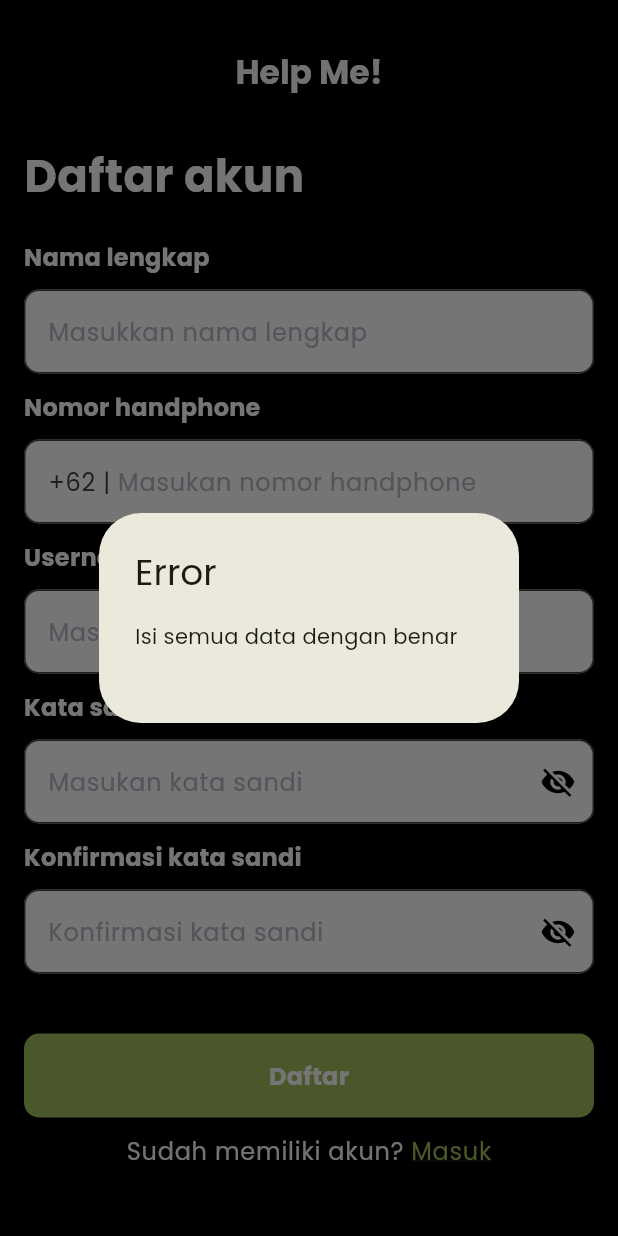
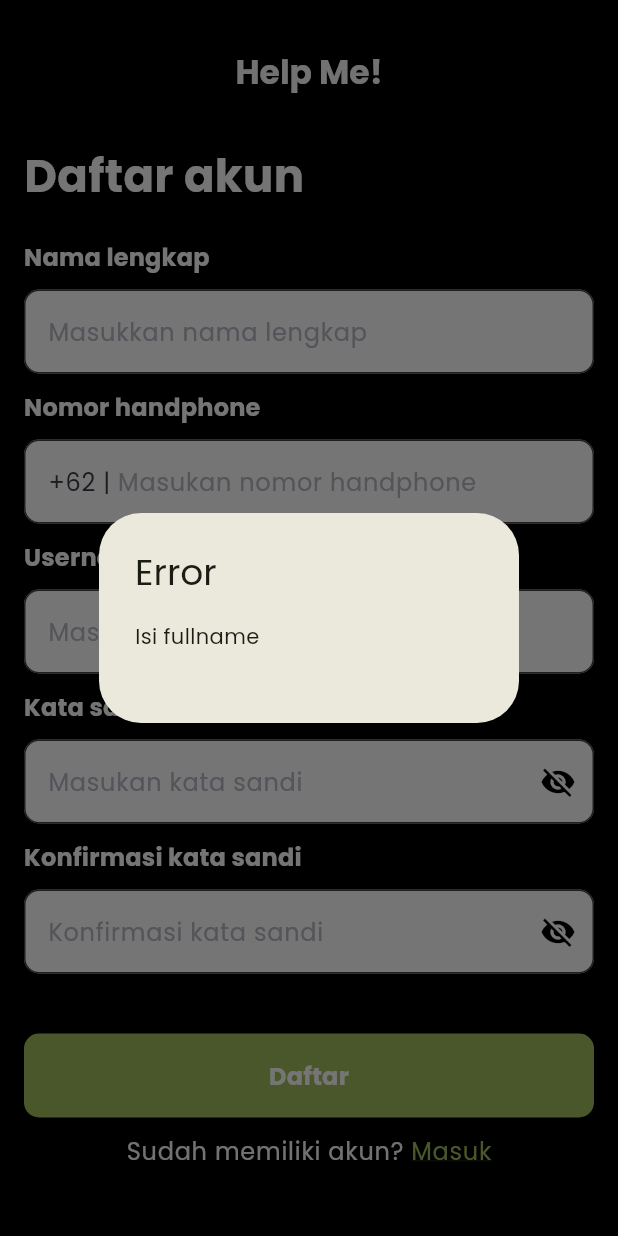
Before and after one commit to TreeAngel/help_me_alpha_dev, a Flutter app: the SignUpPage screen opened by its route, after a tap on "Daftar", on a phone screen of 412 x 824 dp. Run offline on Flutter 3.47's test engine with Material 3 defaults, Android fonts, the phone set to English and light mode, and no system bars; our stand-ins replace dio, equatable, firebase_core, firebase_messaging, flutter_bloc, flutter_secure_storage and 4 more; accounts and stored records are empty.

```diff
--- a/lib/blocs/auth_blocs/auth_bloc.dart
+++ b/lib/blocs/auth_blocs/auth_bloc.dart
@@ -1,16 +1,22 @@
 import 'package:flutter_bloc/flutter_bloc.dart';
+import 'package:dio/dio.dart';
 import 'package:equatable/equatable.dart';
+import 'package:help_me_mitra_alpha_ver/services/firebase/firebase_api.dart';
 import 'package:image_picker/image_picker.dart';
+import 'package:firebase_messaging/firebase_messaging.dart';
 
 import '../../models/api_error_response/api_error_response_model.dart';
 import '../../models/api_error_response/message_error_model.dart';
 import '../../models/auth_response_model.dart';
 import '../../models/login_model.dart';
 import '../../services/api/api_controller.dart';
+// import '../../services/firebase/firebase_api.dart';
 import '../../utils/manage_auth_token.dart';
+import '../../utils/secure_storage.dart';
 import '../../models/register_model.dart';
 import '../../services/api/api_helper.dart';
 
+import 'dart:math';
 import 'auth_state.dart';
 part 'auth_event.dart';
 
@@ -102,7 +108,10 @@ class AuthBloc extends Bloc<AuthEvent, AuthState> {
   Emitter<AuthState> emit,
 ) async {
   emit(AuthLoading());
-    final signOutResponse = await ApiHelper.authLogout();
+
+  final fcmToken = 'qwertyuiopasdfgh';
+  final signOutResponse = await ApiHelper.authLogout(fcmToken: fcmToken);
+
   if (signOutResponse.error != null) {
     final message =
       signOutResponse.error?.message ?? signOutResponse.error?.error;
@@ -113,7 +122,7 @@ class AuthBloc extends Bloc<AuthEvent, AuthState> {
     emit(
       const AuthError(
         errorMessage: MessageErrorModel(
-            message: 'Unknown error occured',
+          message: 'Unknown error occurred',
         ),
       ),
     );
@@ -124,8 +133,14 @@ class AuthBloc extends Bloc<AuthEvent, AuthState> {
   SignInSubmitted event,
   Emitter<AuthState> emit,
 ) async {
-    // username = state.username;
-    // password = state.password;
+  // Ambil username dan password dari event atau state
+  username = username;
+  password = password;
+
+  // Ambil token FCM secara dinamis
+  final fcmToken = await FirebaseApi().initNotification();
+
+  // Validasi input
   if (username.isEmpty) {
     emit(
       const AuthError(
@@ -143,34 +158,59 @@ class AuthBloc extends Bloc<AuthEvent, AuthState> {
       ),
     );
   } else {
+    // Emit loading state
     emit(AuthLoading());
+
+    // Buat login model dengan FCM token
     final loginModel = LoginModel(
       username: username,
       password: password,
+      fcmToken: fcmToken, // Pastikan token sudah diterima
     );
+
+    // Panggil API untuk login
     final signInResponse = await ApiHelper.authLogin(loginModel);
+
+    // Handling response dari API
     if (signInResponse is AuthResponseModel) {
       final authMessage = signInResponse.message.toString();
       final authToken = signInResponse.token;
+
       if (authToken != null) {
+        // Simpan token untuk API selanjutnya
         ApiController.token = authToken;
+
+        // Simpan token jika 'rememberMe' diaktifkan
         rememberMe == true ? ManageAuthToken.writeToken() : null;
+
+        if (fcmToken == null) {
+          emit(const AuthError(
+            errorMessage: MessageErrorModel(
+              message: 'Gagal mendapatkan FCM token, coba lagi',
+            ),
+          ));
+          return;
+        }
+
         emit(
           SignInLoaded(
-              message: authMessage.toString(),
+            message: authMessage,
             token: authToken,
+            fcmToken: fcmToken, // Pastikan token tidak null
           ),
         );
+
       }
     } else if (signInResponse is ApiErrorResponseModel) {
       final error = signInResponse.error;
+
       if (error != null) {
         emit(AuthError(errorMessage: error));
       } else {
         emit(
           const AuthError(
             errorMessage: MessageErrorModel(
-                message: 'Unknown error occured',
+              message: 'Unknown error occurred',
             ),
           ),
         );
@@ -179,80 +219,131 @@ class AuthBloc extends Bloc<AuthEvent, AuthState> {
   }
 }
 
-  // Future<void> _onForgotPasswordSubmitted(
-  //   ForgotPasswordSubmitted event,
-  //   Emitter<AuthState> emit,
-  // ) async {
-  //   try {
-  //     if (event.email.isEmpty || !EmailValidator.validate(event.email)) {
+
+// FUNGSI SIGN IN DENGAN FAKE TOKEN
+//   Future<void> _onSignInSubmitted(
+//     SignInSubmitted event,
+//     Emitter<AuthState> emit,
+//   ) async {
+//     // username = state.username;
+//     // password = state.password;
+//     final fcmToken = 'qwertyuiopasdfgh';
+//     if (username.isEmpty) {
 //       emit(
 //         const AuthError(
-  //           errorMessage: MessageErrorModel(message: 'Email tidak valid'),
+//           errorMessage: MessageErrorModel(
+//             message: 'Isi username',
+//           ),
+//         ),
+//       );
+//     } else if (password.length < 8) {
+//       emit(
+//         const AuthError(
+//           errorMessage: MessageErrorModel(
+//             message: 'Password minimal 8 karakter',
+//           ),
 //         ),
 //       );
 //     } else {
 //       emit(AuthLoading());
-
-  //       // Panggil API untuk reset password
-  //       final forgotPasswordResponse = await ApiHelper.authForgotPassword(event.email);
-
-  //       if (forgotPasswordResponse is AuthResponseModel) {
-  //         final message = forgotPasswordResponse.message.toString();
-  //         emit(ForgotPasswordLoaded(message: message));
-  //       } else if (forgotPasswordResponse is ApiErrorResponseModel) {
-  //         final error = forgotPasswordResponse.error;
+//       final loginModel = LoginModel(
+//         username: username,
+//         password: password,
+//         fcmToken: fcmToken,
+//       );
+//       final signInResponse = await ApiHelper.authLogin(loginModel);
+//       if (signInResponse is AuthResponseModel) {
+//         final authMessage = signInResponse.message.toString();
+//         final authToken = signInResponse.token;
+//         if (authToken != null) {
+//           ApiController.token = authToken;
+//           rememberMe == true ? ManageAuthToken.writeToken() : null;
+//           emit(
+//             SignInLoaded(
+//               message: authMessage.toString(),
+//               token: authToken,
+//               fcmToken: fcmToken,
+//             ),
+//           );
+//         }
+//       } else if (signInResponse is ApiErrorResponseModel) {
+//         final error = signInResponse.error;
 //         if (error != null) {
 //           emit(AuthError(errorMessage: error));
 //         } else {
 //           emit(
 //             const AuthError(
-  //               errorMessage: MessageErrorModel(message: 'Unknown error occured'),
+//               errorMessage: MessageErrorModel(
+//                 message: 'Unknown error occured',
+//               ),
 //             ),
 //           );
 //         }
 //       }
 //     }
-  //   } catch (e) {
-  //     emit(
-  //       AuthError(
-  //         errorMessage: MessageErrorModel(message: 'An unexpected error occurred: $e'),
-  //       ),
-  //     );
 //   }
-  // }
 
+
+// FUNGSI SIGN UP DENGAN FAKE TOKEN
   Future<void> _onSignUpSubmitted(
     SignUpSubmitted event,
     Emitter<AuthState> emit,
   ) async {
-    if (fullName.isEmpty ||
-        username.isEmpty ||
-        password.isEmpty ||
-        passwordConfirmation.isEmpty ||
-        phoneNumber.isEmpty ||
-        password.length < 8 ||
-        passwordConfirmation != password) {
+    final fcmToken = 'qwertyuiopasdfgh';
+
+    if (fullName.isEmpty) {
       emit(
         const AuthError(
-          errorMessage:
-              MessageErrorModel(message: 'Isi semua data dengan benar'),
+          errorMessage: MessageErrorModel(
+            message: 'Isi fullname',
+          ),
+        ),
+      );
+    } else if (phoneNumber.isEmpty) {
+      emit(
+        const AuthError(
+          errorMessage: MessageErrorModel(
+            message: 'Isi nomor telepon',
+          ),
+        ),
+      );
+    } else if (username.isEmpty) {
+      emit(
+        const AuthError(
+          errorMessage: MessageErrorModel(
+            message: 'Isi username',
+          ),
+        ),
+      );
+    } else if (password.length < 8) {
+      emit(
+        const AuthError(
+          errorMessage: MessageErrorModel(
+            message: 'Password minimal 8 karakter',
+          ),
+        ),
+      );
+    } else if (password != passwordConfirmation) {
+      emit(
+        const AuthError(
+          errorMessage: MessageErrorModel(
+            message: 'Konfirmasi password tidak cocok',
+          ),
         ),
       );
     } else {
-      fullName = fullName.trim();
-      username = username.trim();
-      password = password.trim();
-      passwordConfirmation = passwordConfirmation.trim();
-      phoneNumber = '+62${phoneNumber.trim()}';
       emit(AuthLoading());
+
       final signUpModel = RegisterModel(
         fullName: fullName,
         username: username,
+        phoneNumber: phoneNumber,
         password: password,
         passwordConfirmation: passwordConfirmation,
-        phoneNumber: phoneNumber,
         role: role,
+        fcmToken: fcmToken,
       );
+
       final signUpResponse = await ApiHelper.authRegister(signUpModel);
       if (signUpResponse is AuthResponseModel) {
         final authMessage = signUpResponse.message.toString();
@@ -265,7 +356,6 @@ class AuthBloc extends Bloc<AuthEvent, AuthState> {
               token: authToken,
             ),
           );
-          rememberMe == true ? ManageAuthToken.writeToken() : null;
         }
       } else if (signUpResponse is ApiErrorResponseModel) {
         final error = signUpResponse.error;
@@ -274,7 +364,9 @@ class AuthBloc extends Bloc<AuthEvent, AuthState> {
         } else {
           emit(
             const AuthError(
-              errorMessage: MessageErrorModel(message: 'Unknown error occured'),
+              errorMessage: MessageErrorModel(
+                message: 'Unknown error occurred',
+              ),
             ),
           );
         }
@@ -282,3 +374,162 @@ class AuthBloc extends Bloc<AuthEvent, AuthState> {
     }
   }
 }
+
+  //  Future<void> _onSignUpSubmitted(
+  //   SignUpSubmitted event,
+  //   Emitter<AuthState> emit,
+  // ) async {
+  //   if (fullName.isEmpty) {
+  //     emit(
+  //       const AuthError(
+  //         errorMessage: MessageErrorModel(message: 'Isi nama lengkap'),
+  //       ),
+  //     );
+  //   } else if (phoneNumber.isEmpty) {
+  //     emit(
+  //       const AuthError(
+  //         errorMessage: MessageErrorModel(message: 'Isi nomor telepon'),
+  //       ),
+  //     );
+  //   } else if (!phoneNumber.startsWith('08')) {
+  //     emit(
+  //       const AuthError(
+  //         errorMessage:
+  //             MessageErrorModel(message: 'Isi dengan nomor telpon yang valid'),
+  //       ),
+  //     );
+  //   } else if (username.isEmpty) {
+  //     emit(
+  //       const AuthError(
+  //         errorMessage: MessageErrorModel(message: 'Isi username'),
+  //       ),
+  //     );
+  //   } else if (password.isEmpty) {
+  //     emit(
+  //       const AuthError(
+  //         errorMessage:
+  //             MessageErrorModel(message: 'Password minimal 8 karakter'),
+  //       ),
+  //     );
+  //   } else if (passwordConfirmation.isEmpty) {
+  //     emit(
+  //       const AuthError(
+  //         errorMessage: MessageErrorModel(message: 'Isi konfirmasi password'),
+  //       ),
+  //     );
+  //   } else if (passwordConfirmation != password) {
+  //     emit(
+  //       const AuthError(
+  //         errorMessage: MessageErrorModel(message: 'Konfirmasi password salah'),
+  //       ),
+  //     );
+  //   } else {
+  //     emit(AuthLoading());
+  //     String? fcmToken = await ManageFCMToken.readToken();
+  //     if (fcmToken == null || fcmToken.isEmpty) {
+  //       fcmToken = await FirebaseMessagingApi.getFCMToken();
+  //     } else {
+  //       emit(
+  //         const AuthError(
+  //             errorMessage: MessageErrorModel(error: 'Gagal memuat FCM token')),
+  //       );
+  //       return;
+  //     }
+  //     final signUpModel = RegisterModel(
+  //       fullName: fullName,
+  //       username: username,
+  //       password: password,
+  //       passwordConfirmation: passwordConfirmation,
+  //       phoneNumber: phoneNumber,
+  //       role: role,
+  //       fcmToken: fcmToken,
+  //     );
+  //     final signUpResponse = await ApiHelper.authRegister(signUpModel);
+  //     if (signUpResponse is AuthResponseModel) {
+  //       final authMessage = signUpResponse.message.toString();
+  //       final authToken = signUpResponse.token;
+  //       if (authToken != null) {
+  //         ApiController.token = authToken;
+  //         FirebaseMessagingApi.fcmToken = fcmToken;
+  //         emit(
+  //           SignUpLoaded(
+  //             message: authMessage.toString(),
+  //             token: authToken,
+  //           ),
+  //         );
+  //       }
+  //     } else if (signUpResponse is ApiErrorResponseModel) {
+  //       final error = signUpResponse.error;
+  //       if (error != null) {
+  //         emit(AuthError(errorMessage: error));
+  //       } else {
+  //         emit(
+  //           const AuthError(
+  //             errorMessage: MessageErrorModel(message: 'Unknown error occured'),
+  //           ),
+  //         );
+  //       }
+  //     }
+  //   }
+  // }
+
+//   Future<void> _onSignUpSubmitted(
+//     SignUpSubmitted event,
+//     Emitter<AuthState> emit,
+//   ) async {
+//     if (fullName.isEmpty ||
+//         username.isEmpty ||
+//         password.isEmpty ||
+//         passwordConfirmation.isEmpty ||
+//         phoneNumber.isEmpty ||
+//         password.length < 8 ||
+//         passwordConfirmation != password) {
+//       emit(
+//         const AuthError(
+//           errorMessage:
+//               MessageErrorModel(message: 'Isi semua data dengan benar'),
+//         ),
+//       );
+//     } else {
+//       fullName = fullName.trim();
+//       username = username.trim();
+//       password = password.trim();
+//       passwordConfirmation = passwordConfirmation.trim();
+//       phoneNumber = '+62${phoneNumber.trim()}';
+//       emit(AuthLoading());
+//       final signUpModel = RegisterModel(
+//         fullName: fullName,
+//         username: username,
+//         password: password,
+//         passwordConfirmation: passwordConfirmation,
+//         phoneNumber: phoneNumber,
+//         role: role,
+//       );
+//       final signUpResponse = await ApiHelper.authRegister(signUpModel);
+//       if (signUpResponse is AuthResponseModel) {
+//         final authMessage = signUpResponse.message.toString();
+//         final authToken = signUpResponse.token;
+//         if (authToken != null) {
+//           ApiController.token = authToken;
+//           emit(
+//             SignUpLoaded(
+//               message: authMessage.toString(),
+//               token: authToken,
+//             ),
+//           );
+//           rememberMe == true ? ManageAuthToken.writeToken() : null;
+//         }
+//       } else if (signUpResponse is ApiErrorResponseModel) {
+//         final error = signUpResponse.error;
+//         if (error != null) {
+//           emit(AuthError(errorMessage: error));
+//         } else {
+//           emit(
+//             const AuthError(
+//               errorMessage: MessageErrorModel(message: 'Unknown error occured'),
+//             ),
+//           );
+//         }
+//       }
+//     }
+//   }
--- a/lib/blocs/auth_blocs/auth_state.dart
+++ b/lib/blocs/auth_blocs/auth_state.dart
@@ -86,7 +86,7 @@ final class SignInLoaded extends AuthState {
   final String message;
   final String token;
 
-  const SignInLoaded({required this.message, required this.token});
+  const SignInLoaded({required this.message, required this.token, required String fcmToken});
 
   @override
   List<Object> get props => [message, token];
--- a/lib/models/api_error_response/message_error_model.dart
+++ b/lib/models/api_error_response/message_error_model.dart
@@ -31,12 +31,21 @@ class MessageErrorModel {
       MessageErrorModel(
         error: data['error'] as String?,
         message: data['message'] as String?,
-        fullname: data['fullname'] as List<String>?,
-        username: data['username'] as List<String>?,
-        phoneNumber: data['phone_number'] as List<String>?,
-        password: data['password'] as List<String>?,
-        role: data['role'] as List<String>?,
+        fullname: (data['fullname'] as List<dynamic>?)?.map((e) => e.toString()).toList(),
+        username: (data['username'] as List<dynamic>?)?.map((e) => e.toString()).toList(),
+        phoneNumber: (data['phone_number'] as List<dynamic>?)?.map((e) => e.toString()).toList(),
+        password: (data['password'] as List<dynamic>?)?.map((e) => e.toString()).toList(),
+        role: (data['role'] as List<dynamic>?)?.map((e) => e.toString()).toList(),
       );
+      // MessageErrorModel(
+      //   error: data['error'] as String?,
+      //   message: data['message'] as String?,
+      //   fullname: data['fullname'] as List<String>?,
+      //   username: data['username'] as List<String>?,
+      //   phoneNumber: data['phone_number'] as List<String>?,
+      //   password: data['password'] as List<String>?,
+      //   role: data['role'] as List<String>?,
+      // );
 
   Map<String, dynamic> toMap() => {
         'error': error,
--- a/lib/models/login_model.dart
+++ b/lib/models/login_model.dart
@@ -1,16 +1,19 @@
 class LoginModel {
   final String username;
   final String password; // Change to base64 String
+  final String? fcmToken;
 
   LoginModel({
     required this.username,
     required this.password,
+    this.fcmToken,
   });
 
   Map<String, dynamic> toJson() {
     return {
       'username': username,
       'password': password,
+      'fcm_token': fcmToken,
     };
   }
 }
--- a/lib/models/register_model.dart
+++ b/lib/models/register_model.dart
@@ -5,6 +5,7 @@ class RegisterModel {
   final String password;
   final String passwordConfirmation;
   final String role;
+  final String? fcmToken;
 
   RegisterModel({
     required this.fullName,
@@ -13,6 +14,7 @@ class RegisterModel {
     required this.password,
     required this.passwordConfirmation,
     required this.role,
+    this.fcmToken,
   });
 
   Map<String, dynamic> toJson() {
@@ -23,6 +25,7 @@ class RegisterModel {
       'password': password,
       'password_confirmation': passwordConfirmation,
       'role': role,
+      'fcm_token': fcmToken,
     };
   }
 }
--- a/lib/services/api/api_controller.dart
+++ b/lib/services/api/api_controller.dart
@@ -8,7 +8,7 @@ import '../../utils/logging.dart';
 
 class ApiController {
   // TODO: Add base url untuk akses api saat sudah dihosting
-  static const baseUrl = 'https://27f678a117b1b7090747d1422128129c.serveo.net';
+  static const baseUrl = 'https://e249e5482307a05ed073b16cfd9a3222.serveo.net';
   static String? token;
 
   static var dio = Dio(
--- /dev/null
+++ b/lib/services/firebase/firebase_api.dart
@@ -0,0 +1,38 @@
+import 'package:firebase_messaging/firebase_messaging.dart';
+
+class FirebaseApi {
+  final _firebaseMessaging = FirebaseMessaging.instance;
+
+  Future<String?> initNotification() async {
+    await _firebaseMessaging.requestPermission();
+
+    final fcmToken = await _firebaseMessaging.getToken();
+
+    print('Token : $fcmToken');
+    return fcmToken;
+  }
+}
+
+
+// class FirebaseMessagingApi {
+//   static String? fcmToken;
+//   static FirebaseMessaging firebaseMessaging = FirebaseMessaging.instance;
+
+//   static Future setPermission() async {
+//     NotificationSettings setting =
+//         await firebaseMessaging.getNotificationSettings();
+//     if (setting.authorizationStatus == AuthorizationStatus.notDetermined ||
+//         setting.authorizationStatus == AuthorizationStatus.denied) {
+//       await firebaseMessaging.requestPermission();
+//       setting = await firebaseMessaging.getNotificationSettings();
+//       if (setting.authorizationStatus == AuthorizationStatus.denied) {
+//         return 'Izin notifikasi dibutuhkan, berikan izin secara manual di setting atau restart aplikasi';
+//       }
+//     }
+//   }
+
+//   static Future<String?> getFCMToken() async {
+//     final token = await firebaseMessaging.getToken();
+//     return token;
+//   }
+// }
--- a/lib/ui/pages/sign_in_page.dart
+++ b/lib/ui/pages/sign_in_page.dart
@@ -124,7 +124,7 @@ class SignInPage extends StatelessWidget {
                 decoration: TextDecoration.underline,
               ),
               recognizer: TapGestureRecognizer()
-                ..onTap = () => context.goNamed('formDataMitraPage'),
+                ..onTap = () => context.goNamed('signUpPage'),
             )
           ],
         ),
--- a/lib/ui/pages/sign_up_page.dart
+++ b/lib/ui/pages/sign_up_page.dart
@@ -187,7 +187,7 @@ class SignUpPage extends StatelessWidget {
         null,
         TextButton.icon(
           onPressed: () {
-            context.goNamed('formDataMitraPage');
+            context.goNamed('homePage');
           },
           style: ButtonStyle(
             backgroundColor: WidgetStateProperty.all(Colors.transparent),
--- a/lib/utils/secure_storage.dart
+++ b/lib/utils/secure_storage.dart
@@ -1,6 +1,6 @@
 import 'package:flutter_secure_storage/flutter_secure_storage.dart';
 
-import 'logging.dart';
+import '../utils/logging.dart';
 
 class SecureStorage {
   final AndroidOptions _androidOptions = const AndroidOptions(
--- a/pubspec.yaml
+++ b/pubspec.yaml
@@ -24,6 +24,9 @@ dependencies:
   image_picker: ^1.1.2
   rxdart: ^0.28.0
   flutter_osm_plugin: ^1.3.3+1
+  firebase_core: ^3.6.0
+  firebase_messaging: ^15.1.3
+  shared_preferences: ^2.3.2
 
 dev_dependencies:
   flutter_lints: ^4.0.0
```
Also changed, not shown: lib/configs/app_route.dart (+6 -6 lines), lib/main.dart (+8 -9 lines), lib/services/api/api_helper.dart (+8 -2 lines), lib/ui/pages/order_popup.dart (+21 -0 lines), lib/ui/pages/track_maps_page.dart (+57 -57 lines), lib/utils/manage_auth_token.dart (+26 -0 lines), lib/firebase_options.dart (added), pubspec.lock, 4 other files. Lines whose indentation alone changed are shown as unchanged.
